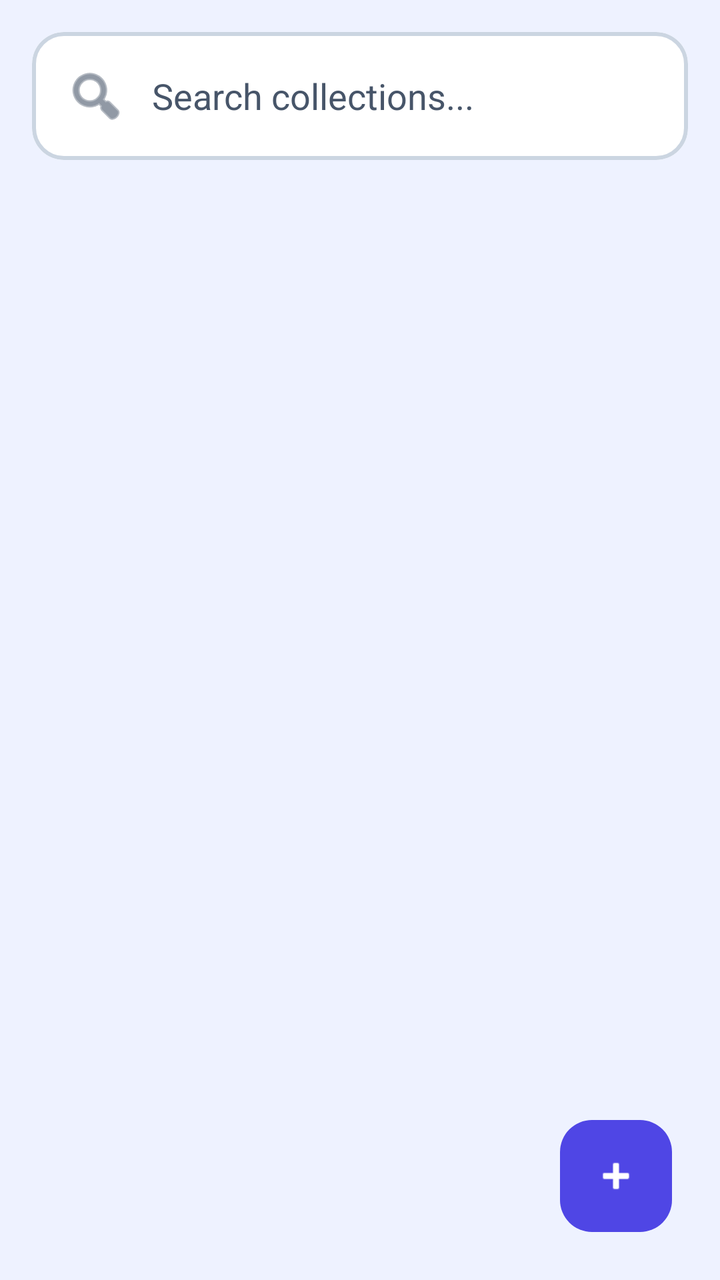
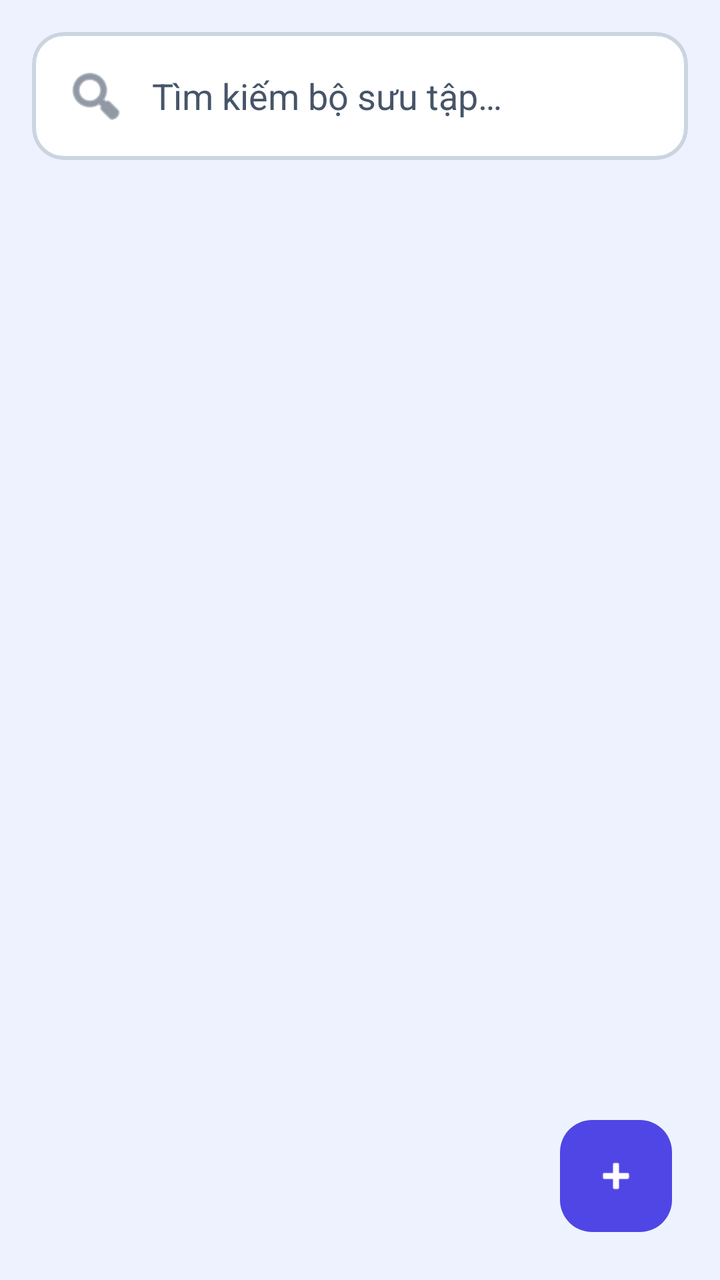

Compare the two renders of this Android layout. The source of the first and the diff that turns it into the second are given below.
<!-- AndroidManifest.xml: application theme Theme.ObjectLanguage -->
<!-- res/layout/fragment_collection_list.xml -->
<?xml version="1.0" encoding="utf-8"?>
<androidx.coordinatorlayout.widget.CoordinatorLayout 
    xmlns:android="http://schemas.android.com/apk/res/android"
    xmlns:app="http://schemas.android.com/apk/res-auto"
    android:layout_width="match_parent"
    android:layout_height="match_parent"
    android:background="@color/background">

    <LinearLayout
        android:layout_width="match_parent"
        android:layout_height="match_parent"
        android:orientation="vertical">

        
        <com.google.android.material.card.MaterialCardView
            android:layout_width="match_parent"
            android:layout_height="wrap_content"
            android:layout_margin="16dp"
            app:cardBackgroundColor="@color/surface"
            app:cardElevation="0dp"
            app:strokeWidth="2dp"
            app:strokeColor="@color/divider"
            app:cardCornerRadius="16dp">

            <EditText
                android:id="@+id/searchEditText"
                android:layout_width="match_parent"
                android:layout_height="wrap_content"
                android:padding="16dp"
                android:hint="Search collections..."
                android:textColorHint="@color/text_secondary"
                android:textColor="@color/text_primary"
                android:drawableStart="@android:drawable/ic_menu_search"
                android:drawablePadding="12dp"
                android:drawableTint="@color/text_secondary"
                android:background="@android:color/transparent"
                android:inputType="text" />

        </com.google.android.material.card.MaterialCardView>

        
        <androidx.recyclerview.widget.RecyclerView
            android:id="@+id/recyclerViewCollections"
            android:layout_width="match_parent"
            android:layout_height="0dp"
            android:layout_weight="1"
            android:clipToPadding="false"
            android:padding="8dp" />

        
        <LinearLayout
            android:id="@+id/emptyStateLayout"
            android:layout_width="match_parent"
            android:layout_height="0dp"
            android:layout_weight="1"
            android:orientation="vertical"
            android:gravity="center"
            android:visibility="gone">

            <TextView
                android:layout_width="wrap_content"
                android:layout_height="wrap_content"
                android:text="📚"
                android:textSize="64sp"
                android:layout_marginBottom="16dp" />

            <TextView
                android:layout_width="wrap_content"
                android:layout_height="wrap_content"
                android:text="No Collections Yet"
                android:textColor="@color/text_primary"
                android:textSize="20sp"
                android:textStyle="bold"
                android:layout_marginBottom="8dp" />

            <TextView
                android:layout_width="wrap_content"
                android:layout_height="wrap_content"
                android:text="Create your first collection\nto organize your vocabulary"
                android:textAlignment="center"
                android:textColor="@color/text_secondary" />

        </LinearLayout>

        
        <ProgressBar
            android:id="@+id/progressBar"
            android:layout_width="wrap_content"
            android:layout_height="wrap_content"
            android:layout_gravity="center"
            android:visibility="gone" />

    </LinearLayout>

    
    <com.google.android.material.floatingactionbutton.FloatingActionButton
        android:id="@+id/fabAddCollection"
        android:layout_width="wrap_content"
        android:layout_height="wrap_content"
        android:layout_gravity="bottom|end"
        android:layout_margin="24dp"
        app:backgroundTint="@color/primary"
        app:tint="@color/text_on_primary"
        app:elevation="0dp"
        android:contentDescription="Add Collection"
        app:srcCompat="@android:drawable/ic_input_add" />

</androidx.coordinatorlayout.widget.CoordinatorLayout>
<!-- resources referenced by this layout -->
<resources>
  <color name="background">#EEF2FF</color>
  <color name="divider">#CBD5E1</color>
  <color name="primary">#4F46E5</color>
  <color name="surface">#FFFFFF</color>
  <color name="text_on_primary">#FFFFFF</color>
  <color name="text_primary">#312E81</color>
  <color name="text_secondary">#475569</color>
  <style name="Theme.ObjectLanguage" parent="Theme.Material3.Light.NoActionBar">
          <item name="colorPrimary">@color/primary</item>
          <item name="colorPrimaryVariant">@color/primary_dark</item>
          <item name="colorOnPrimary">@color/text_on_primary</item>
          <item name="colorSecondary">@color/secondary</item>
          <item name="colorOnSecondary">@color/text_on_primary</item>
          <item name="android:colorBackground">@color/background</item>
          <item name="colorSurface">@color/surface</item>
          <item name="android:statusBarColor">@color/background</item>
          <item name="android:windowLightStatusBar">true</item>
          <item name="android:navigationBarColor">@color/surface</item>
          <item name="android:windowLightNavigationBar">true</item>
          
          
          <item name="cardViewStyle">@style/Widget.App.CardView</item>
      </style>
  <color name="primary_dark">#312E81</color>
  <color name="secondary">#818CF8</color>
  <style name="Widget.App.CardView" parent="Widget.Material3.CardView.Elevated">
          <item name="cardBackgroundColor">@color/surface</item>
          <item name="cardCornerRadius">16dp</item>
          <item name="cardElevation">0dp</item>
          <item name="strokeWidth">2dp</item>
          <item name="strokeColor">@color/divider</item>
      </style>
</resources>

<!-- the commit's change to res/layout/fragment_collection_list.xml (unified diff, before → after) -->
@@ -27,7 +27,7 @@
                 android:layout_width="match_parent"
                 android:layout_height="wrap_content"
                 android:padding="16dp"
-                android:hint="Search collections..."
+                android:hint="@string/collection_search_hint"
                 android:textColorHint="@color/text_secondary"
                 android:textColor="@color/text_primary"
                 android:drawableStart="@android:drawable/ic_menu_search"
@@ -67,7 +67,7 @@
             <TextView
                 android:layout_width="wrap_content"
                 android:layout_height="wrap_content"
-                android:text="No Collections Yet"
+                android:text="@string/collection_empty_title"
                 android:textColor="@color/text_primary"
                 android:textSize="20sp"
                 android:textStyle="bold"
@@ -76,7 +76,7 @@
             <TextView
                 android:layout_width="wrap_content"
                 android:layout_height="wrap_content"
-                android:text="Create your first collection\nto organize your vocabulary"
+                android:text="@string/collection_empty_subtitle"
                 android:textAlignment="center"
                 android:textColor="@color/text_secondary" />
 
@@ -102,7 +102,7 @@
         app:backgroundTint="@color/primary"
         app:tint="@color/text_on_primary"
         app:elevation="0dp"
-        android:contentDescription="Add Collection"
+        android:contentDescription="@string/collection_cd_add"
         app:srcCompat="@android:drawable/ic_input_add" />
 
 </androidx.coordinatorlayout.widget.CoordinatorLayout>
<!-- resource entries referenced after the edit -->
@@ -7,6 +7,10 @@
   <color name="text_on_primary">#FFFFFF</color>
   <color name="text_primary">#312E81</color>
   <color name="text_secondary">#475569</color>
+  <string name="collection_cd_add">Thêm bộ sưu tập</string>
+  <string name="collection_empty_subtitle">Tạo bộ sưu tập đầu tiên\nđể sắp xếp từ vựng của bạn</string>
+  <string name="collection_empty_title">Chưa có bộ sưu tập</string>
+  <string name="collection_search_hint">Tìm kiếm bộ sưu tập…</string>
   <style name="Theme.ObjectLanguage" parent="Theme.Material3.Light.NoActionBar">
           <item name="colorPrimary">@color/primary</item>
           <item name="colorPrimaryVariant">@color/primary_dark</item>
@@ -15,22 +19,39 @@
           <item name="colorOnSecondary">@color/text_on_primary</item>
           <item name="android:colorBackground">@color/background</item>
           <item name="colorSurface">@color/surface</item>
-          <item name="android:statusBarColor">@color/background</item>
-          <item name="android:windowLightStatusBar">true</item>
+          <item name="android:statusBarColor">@color/primary_dark</item>
+          <item name="android:windowLightStatusBar">false</item>
           <item name="android:navigationBarColor">@color/surface</item>
           <item name="android:windowLightNavigationBar">true</item>
           
-          
           <item name="cardViewStyle">@style/Widget.App.CardView</item>
+          <item name="bottomNavigationStyle">@style/Widget.App.BottomNav</item>
       </style>
   <color name="primary_dark">#312E81</color>
   <color name="secondary">#818CF8</color>
   <style name="Widget.App.CardView" parent="Widget.Material3.CardView.Elevated">
           <item name="cardBackgroundColor">@color/surface</item>
-          <item name="cardCornerRadius">16dp</item>
-          <item name="cardElevation">0dp</item>
-          <item name="strokeWidth">2dp</item>
-          <item name="strokeColor">@color/divider</item>
+          <item name="cardCornerRadius">20dp</item>
+          <item name="cardElevation">2dp</item>
+          <item name="strokeWidth">0dp</item>
+      </style>
+  <style name="Widget.App.BottomNav" parent="Widget.Material3.BottomNavigationView">
+          <item name="backgroundTint">@color/bottom_nav_bg</item>
+          <item name="itemIconTint">@color/bottom_nav_color</item>
+          <item name="itemTextColor">@color/bottom_nav_color</item>
+          <item name="itemActiveIndicatorStyle">@style/Widget.App.BottomNav.ActiveIndicator</item>
+          <item name="labelVisibilityMode">labeled</item>
+          <item name="itemRippleColor">@color/primary_light</item>
+      </style>
+  <color name="bottom_nav_bg">#FFFFFF</color>
+  <style name="Widget.App.BottomNav.ActiveIndicator" parent="Widget.Material3.BottomNavigationView.ActiveIndicator">
+          <item name="android:color">@color/surface_variant</item>
+          <item name="shapeAppearance">@style/ShapeAppearance.App.SmallComponent</item>
+      </style>
+  <color name="primary_light">#818CF8</color>
+  <color name="surface_variant">#E0E7FF</color>
+  <style name="ShapeAppearance.App.SmallComponent" parent="ShapeAppearance.Material3.SmallComponent">
+          <item name="cornerSize">16dp</item>
       </style>
 </resources>
 
